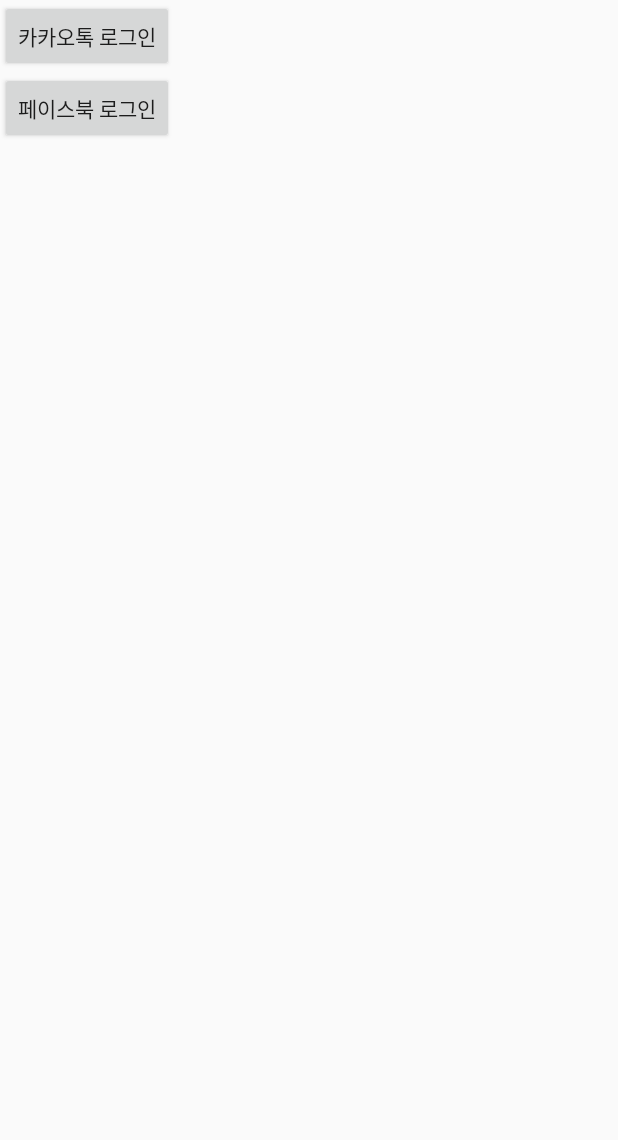
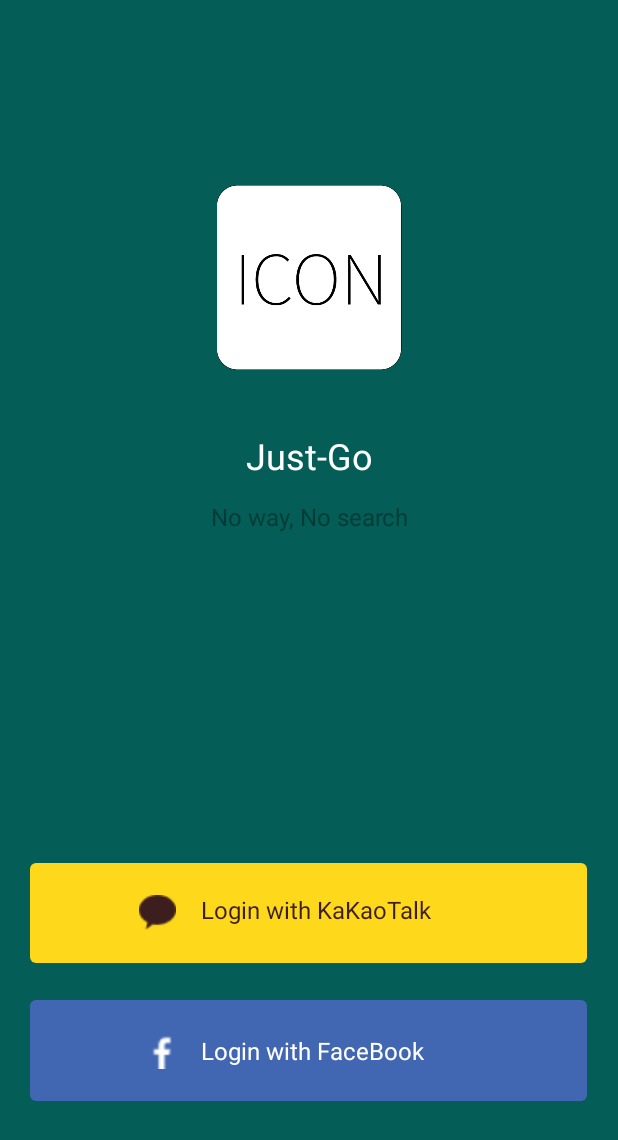
Before and after one commit to Team-JustGo/App_For-Competition, an Android app: the screen it shows after launch (LoginActivity), on a phone screen of 412 x 824 dp. Shown: the top 1140 px of the screen. Run offline under Robolectric (Android 15) with nearby library versions, the light colour scheme and no system bars; libraries missing offline, so code that uses them is left out: com.facebook, com.facebook.login, com.kakao.auth; 3 statements that could not run were skipped.

Commit message:
Modified activity_login
로그인 부분의 디자인을 수정했습니다.
또한 로그인 버튼 부분의 배경을 수정했습니다.

```diff
--- a/app/src/main/java/com/justgo/Util/FacebookLoginCallBack.java
+++ b/app/src/main/java/com/justgo/Util/FacebookLoginCallBack.java
@@ -93,12 +93,12 @@
                     retrofit.auth_user(uid, name).enqueue(new Callback<RetrofitRepo>() {
                         @Override
                         public void onResponse(Call<RetrofitRepo> call, Response<RetrofitRepo> response) {
-
+                            Log.d("전송성공","ok");
                         }
 
                         @Override
                         public void onFailure(Call<RetrofitRepo> call, Throwable t) {
-
+                            Log.d("전송성공","fail");
                         }
                     });
                 }
--- a/app/src/main/java/com/justgo/ui/login/LoginActivity.java
+++ b/app/src/main/java/com/justgo/ui/login/LoginActivity.java
@@ -5,7 +5,7 @@
 import android.support.annotation.Nullable;
 import android.support.v7.app.AppCompatActivity;
 import android.view.View;
-import android.widget.Button;
+import android.widget.LinearLayout;
 
 import com.facebook.CallbackManager;
 import com.facebook.login.LoginManager;
@@ -26,9 +26,9 @@
         setContentView(R.layout.activity_login);
         callbackManager = CallbackManager.Factory.create();
         facebookLoginCallBack = new FacebookLoginCallBack();
-        Button bt_kakao_login=findViewById(R.id.bt_kakao_login);
-        Button bt_facebook_login=findViewById(R.id.bt_facebook_login);
-        bt_kakao_login.setOnClickListener(new View.OnClickListener() {
+        LinearLayout layout_kakao_button=findViewById(R.id.layout_kakao_button);
+        LinearLayout layout_facebook_button=findViewById(R.id.layout_facebook_button);
+        layout_kakao_button.setOnClickListener(new View.OnClickListener() {
             @Override
             public void onClick(View v) {
                 Session session = Session.getCurrentSession();
@@ -36,7 +36,7 @@
                 session.open(AuthType.KAKAO_TALK, LoginActivity.this);
             }
         });
-        bt_facebook_login.setOnClickListener(new View.OnClickListener() {
+        layout_facebook_button.setOnClickListener(new View.OnClickListener() {
             @Override
             public void onClick(View v) {
                 LoginManager loginManager = LoginManager.getInstance();
--- /dev/null
+++ b/app/src/main/res/drawable/back_facebook_button_left.xml
@@ -0,0 +1,9 @@
+<?xml version="1.0" encoding="utf-8"?>
+
+<shape xmlns:android="http://schemas.android.com/apk/res/android"
+    android:shape="rectangle" android:padding="10dp">
+    <solid android:color="#4267b2"/>
+    <corners
+        android:bottomLeftRadius="4dp"
+        android:topLeftRadius="4dp"/>
+</shape>
--- /dev/null
+++ b/app/src/main/res/drawable/back_facebook_button_right.xml
@@ -0,0 +1,9 @@
+<?xml version="1.0" encoding="utf-8"?>
+
+<shape xmlns:android="http://schemas.android.com/apk/res/android"
+    android:shape="rectangle" android:padding="10dp">
+    <solid android:color="#4267b2"/>
+    <corners
+        android:bottomRightRadius="4dp"
+        android:topRightRadius="4dp"/>
+</shape>
--- /dev/null
+++ b/app/src/main/res/drawable/back_kakao_button_left.xml
@@ -0,0 +1,9 @@
+<?xml version="1.0" encoding="utf-8"?>
+
+<shape xmlns:android="http://schemas.android.com/apk/res/android"
+    android:shape="rectangle" android:padding="10dp">
+    <solid android:color="#fed81b"/>
+    <corners
+        android:bottomLeftRadius="4dp"
+        android:topLeftRadius="4dp"/>
+</shape>
--- /dev/null
+++ b/app/src/main/res/drawable/back_kakao_button_right.xml
@@ -0,0 +1,9 @@
+<?xml version="1.0" encoding="utf-8"?>
+
+<shape xmlns:android="http://schemas.android.com/apk/res/android"
+    android:shape="rectangle" android:padding="10dp">
+    <solid android:color="#fed81b"/>
+    <corners
+        android:bottomRightRadius="4dp"
+        android:topRightRadius="4dp"/>
+</shape>
--- a/app/src/main/res/layout/activity_login.xml
+++ b/app/src/main/res/layout/activity_login.xml
@@ -1,17 +1,173 @@
 <?xml version="1.0" encoding="utf-8"?>
-<RelativeLayout xmlns:android="http://schemas.android.com/apk/res/android"
+<LinearLayout xmlns:android="http://schemas.android.com/apk/res/android"
+    xmlns:app="http://schemas.android.com/apk/res-auto"
     android:layout_width="match_parent"
     android:layout_height="match_parent"
-    xmlns:app="http://schemas.android.com/apk/res-auto">
-<Button
-    android:id="@+id/bt_kakao_login"
-    android:layout_width="wrap_content"
-    android:layout_height="wrap_content"
-    android:text="카카오톡 로그인"/>
-    <Button
-        android:id="@+id/bt_facebook_login"
-        android:layout_width="wrap_content"
-        android:layout_height="wrap_content"
-        android:layout_below="@id/bt_kakao_login"
-        android:text="페이스북 로그인"/>
-</RelativeLayout>
+    android:background="@color/colorPrimary"
+    android:orientation="vertical"
+    android:weightSum="10">
+
+    <View
+        android:layout_width="match_parent"
+        android:layout_height="0dp"
+        android:layout_weight="1.5" />
+
+    <ImageView
+        android:layout_width="match_parent"
+        android:layout_height="0dp"
+        android:layout_weight="1.5"
+        android:src="@drawable/ic_main" />
+
+    <View
+        android:layout_width="match_parent"
+        android:layout_height="0dp"
+        android:layout_weight="0.5" />
+
+    <TextView
+        android:layout_width="match_parent"
+        android:layout_height="0dp"
+        android:layout_weight="0.5"
+        android:gravity="center_horizontal"
+        android:text="Just-Go"
+        android:textColor="@android:color/white"
+        android:textSize="24sp" />
+
+    <TextView
+        android:layout_width="match_parent"
+        android:layout_height="0dp"
+        android:layout_weight="0.4"
+        android:gravity="center"
+        android:text="No way, No search"
+        android:textColor="#5c000000"
+        android:textSize="16sp" />
+
+    <View
+        android:layout_width="match_parent"
+        android:layout_height="0dp"
+        android:layout_weight="2.6" />
+
+    <LinearLayout
+        android:layout_width="match_parent"
+        android:layout_height="0dp"
+        android:layout_weight="3"
+        android:orientation="horizontal"
+        android:weightSum="10">
+
+        <View
+            android:layout_width="0dp"
+            android:layout_height="match_parent"
+            android:layout_weight="0.5" />
+
+        <LinearLayout
+            android:layout_width="0dp"
+            android:layout_height="match_parent"
+            android:layout_weight="9"
+            android:orientation="vertical"
+            android:weightSum="10">
+
+            <LinearLayout
+                android:id="@+id/layout_kakao_button"
+                android:layout_width="match_parent"
+                android:layout_height="0dp"
+                android:layout_weight="2.7"
+                android:orientation="horizontal"
+                android:weightSum="1">
+
+                <View
+                    android:layout_width="0dp"
+                    android:layout_height="match_parent"
+                    android:layout_weight="0.18"
+                    android:background="@drawable/back_kakao_button_left" />
+
+                <ImageView
+                    android:layout_width="0dp"
+                    android:layout_height="match_parent"
+                    android:layout_gravity="center_vertical"
+                    android:layout_weight="0.1"
+                    android:background="#fed81b"
+                    android:padding="6dp"
+                    android:src="@drawable/icon_kakao" />
+
+                <View
+                    android:layout_width="0dp"
+                    android:layout_height="match_parent"
+                    android:layout_weight="0.03"
+                    android:background="#fed81b" />
+
+                <TextView
+                    android:layout_width="0dp"
+                    android:layout_height="match_parent"
+                    android:layout_weight="0.55"
+                    android:background="#fed81b"
+                    android:gravity="center_vertical"
+                    android:paddingBottom="4dp"
+                    android:text="Login with KaKaoTalk"
+                    android:textColor="#3c1e1e"
+                    android:textSize="16sp" />
+
+                <View
+                    android:layout_width="0dp"
+                    android:layout_height="match_parent"
+                    android:layout_weight="0.14"
+                    android:background="@drawable/back_kakao_button_right" />
+            </LinearLayout>
+
+            <View
+                android:layout_width="match_parent"
+                android:layout_height="0dp"
+                android:layout_weight="1" />
+
+            <LinearLayout
+                android:id="@+id/layout_facebook_button"
+                android:layout_width="match_parent"
+                android:layout_height="0dp"
+                android:layout_weight="2.7"
+                android:orientation="horizontal"
+                android:weightSum="1">
+
+                <View
+                    android:layout_width="0dp"
+                    android:layout_height="match_parent"
+                    android:layout_weight="0.18"
+                    android:background="@drawable/back_facebook_button_left" />
+
+                <ImageView
+                    android:layout_width="0dp"
+                    android:layout_height="match_parent"
+                    android:layout_gravity="center_vertical"
+                    android:layout_weight="0.1"
+                    android:background="#4267b2"
+                    android:padding="6dp"
+                    android:src="@drawable/icon_facebook" />
+
+                <View
+                    android:layout_width="0dp"
+                    android:layout_height="match_parent"
+                    android:layout_weight="0.03"
+                    android:background="#4267b2" />
+
+                <TextView
+                    android:layout_width="0dp"
+                    android:layout_height="match_parent"
+                    android:layout_weight="0.55"
+                    android:background="#4267b2"
+                    android:gravity="center_vertical"
+                    android:text="Login with FaceBook"
+                    android:textColor="#ffffff"
+                    android:textSize="16sp"
+                    android:textStyle="normal" />
+
+                <View
+                    android:layout_width="0dp"
+                    android:layout_height="match_parent"
+                    android:layout_weight="0.14"
+                    android:background="@drawable/back_facebook_button_right" />
+            </LinearLayout>
+        </LinearLayout>
+
+        <View
+            android:layout_width="0dp"
+            android:layout_height="match_parent"
+            android:layout_weight="0.5" />
+    </LinearLayout>
+</LinearLayout>
--- a/app/src/main/res/values/colors.xml
+++ b/app/src/main/res/values/colors.xml
@@ -1,6 +1,6 @@
 <?xml version="1.0" encoding="utf-8"?>
 <resources>
-    <color name="colorPrimary">#3F51B5</color>
+    <color name="colorPrimary">#045d56</color>
     <color name="colorPrimaryDark">#303F9F</color>
     <color name="colorAccent">#FF4081</color>
 </resources>
```
Also changed, not shown: app/src/main/res/drawable/ic_main.png (added), app/src/main/res/drawable/icon_facebook.png (added), app/src/main/res/drawable/icon_kakao.png (added).
